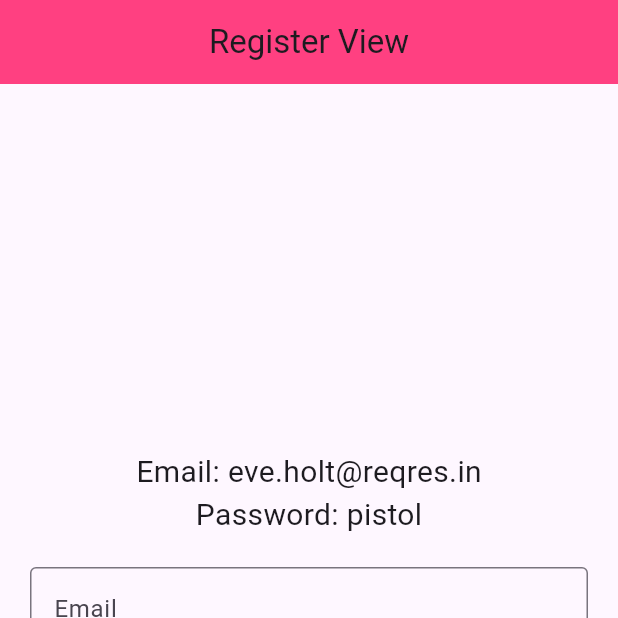
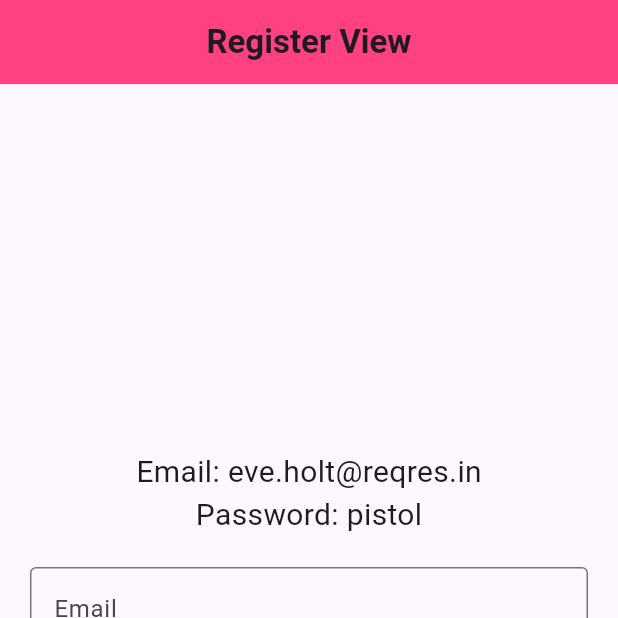
Before and after one commit to syafiulhuda/flutter_http_using_bloc_pattern, a Flutter app: the screen it shows after launch, after a tap on "Register Disini", on a phone screen of 412 x 824 dp, the top half of it. Run offline on Flutter 3.47's test engine with Material 3 defaults, Android fonts, the phone set to English and light mode, and no system bars; our stand-ins replace bloc, equatable, flutter_bloc, shared_preferences; network calls fail.

Commit message:
change style

```diff
--- a/lib/views/login_view.dart
+++ b/lib/views/login_view.dart
@@ -20,7 +20,12 @@ class LoginView extends StatelessWidget {
 
     return Scaffold(
       appBar: const AppBarWidget(
-        widget: Text("Login View"),
+        widget: Text(
+          "Login View",
+          style: TextStyle(
+            fontWeight: FontWeight.bold,
+          ),
+        ),
       ),
       body: Center(
         child: Padding(
--- a/lib/views/register_view.dart
+++ b/lib/views/register_view.dart
@@ -17,7 +17,12 @@ class RegisterView extends StatelessWidget {
 
     return Scaffold(
       appBar: const AppBarWidget(
-        widget: Text("Register View"),
+        widget: Text(
+          "Register View",
+          style: TextStyle(
+            fontWeight: FontWeight.bold,
+          ),
+        ),
       ),
       body: Center(
         child: Padding(
```
Also changed, not shown: lib/views/delete_view.dart (+13 -2 lines), lib/views/get_view.dart (+65 -7 lines), lib/views/home_page.dart (+6 -1 lines), lib/views/not_found_view.dart (+6 -1 lines), lib/views/post_view.dart (+6 -1 lines), lib/views/update_view.dart (+8 -1 lines).
